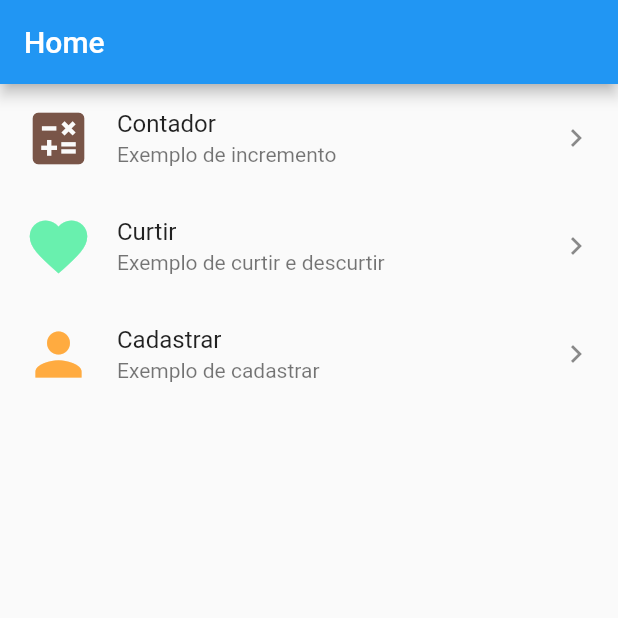
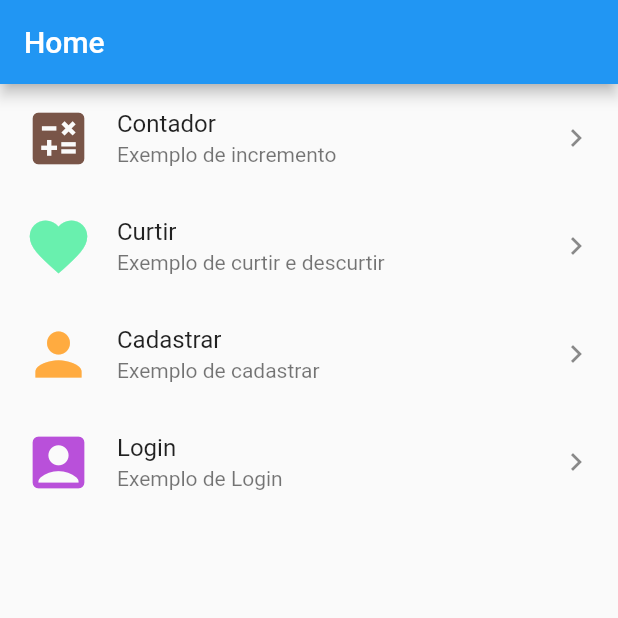
Before and after one commit to Lfbolognin/PDM_02, a Flutter app: the screen it shows after launch, on a phone screen of 412 x 824 dp, the top half of it. Run offline on Flutter 3.47's test engine with Material 2 defaults, Android fonts, the phone set to English and light mode, and no system bars.

Commit message:
Add files via upload

```diff
--- a/lib/main.dart
+++ b/lib/main.dart
@@ -1,6 +1,7 @@
 // ignore_for_file: prefer_const_constructors, prefer_const_literals_to_create_immutables
 import 'contador.dart';
 import 'cadastro.dart';
+import 'login.dart';
 import 'curtir.dart';
 import 'package:flutter/material.dart';
 import 'package:flutter_localizations/flutter_localizations.dart';
@@ -26,6 +27,7 @@ class PaginaInicial extends StatelessWidget {
         '/contador': (context) => Contador(),
         '/curtir': (context) => Curtir(),
         '/cadastro': (context) => Cadastro(),
+        '/login': (context) => Login(),
       },
     );
   }
@@ -81,6 +83,20 @@ class Home extends StatelessWidget {
               Navigator.pushNamed(context, "/cadastro");
             },
           ),
+
+          ListTile(
+            leading: Icon(
+              Icons.account_box,
+              size: 46,
+              color: Color.fromARGB(255, 185, 80, 218),
+            ),
+            title: Text("Login"),
+            subtitle: Text("Exemplo de Login"),
+            trailing: Icon(Icons.chevron_right),
+            onTap: () {
+              Navigator.pushNamed(context, "/login");
+            },
+          ),
         ],
       ),
     );
```
Also changed, not shown: lib/login.dart (added, +80 -0 lines).
